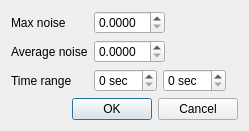
The window that src/spectrumwindow/spectrumsettingsdialog.ui (ndtimofeev/particleicp) describes before a commit, drawn with Qt 5.
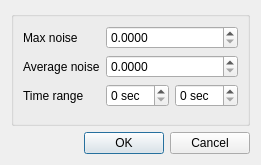
The same window after the commit.

```diff
--- a/src/spectrumwindow/spectrumsettingsdialog.ui
+++ b/src/spectrumwindow/spectrumsettingsdialog.ui
@@ -6,8 +6,8 @@
    <rect>
     <x>0</x>
     <y>0</y>
-    <width>249</width>
-    <height>118</height>
+    <width>248</width>
+    <height>165</height>
    </rect>
   </property>
   <property name="sizePolicy">
@@ -31,10 +31,8 @@
   </property>
   <layout class="QVBoxLayout" name="verticalLayout">
    <item>
-    <layout class="QFormLayout" name="formLayout">
-     <property name="fieldGrowthPolicy">
-      <enum>QFormLayout::ExpandingFieldsGrow</enum>
-     </property>
+    <widget class="QGroupBox" name="">
+     <layout class="QGridLayout" name="gridLayout">
      <item row="0" column="0">
       <widget class="QLabel" name="maxNoiseLabel">
        <property name="text">
@@ -106,7 +104,21 @@
        </item>
       </layout>
      </item>
-    </layout>
+      <item row="3" column="0" colspan="2">
+       <spacer name="verticalSpacer">
+        <property name="orientation">
+         <enum>Qt::Vertical</enum>
+        </property>
+        <property name="sizeHint" stdset="0">
+         <size>
+          <width>20</width>
+          <height>40</height>
+         </size>
+        </property>
+       </spacer>
+      </item>
+     </layout>
+    </widget>
    </item>
    <item>
     <widget class="QDialogButtonBox" name="buttonBox">
```
Left out of the diff: 64 changed lines with no effect on the pictures. Lines whose indentation alone changed are shown as unchanged.
